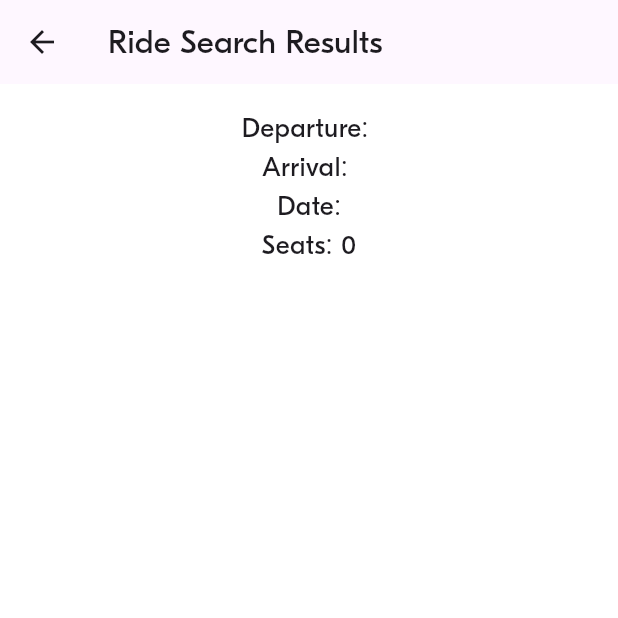
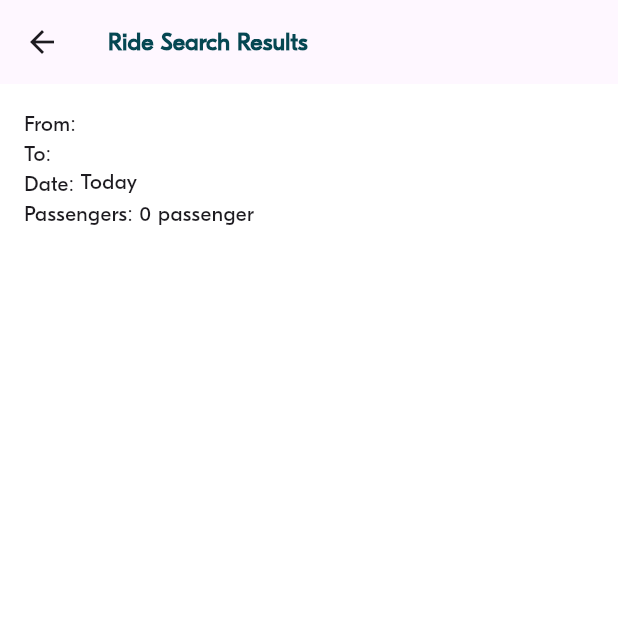
Before and after one commit to Sunly24/Flutter-Term2, a Flutter app: the RideScreen screen opened directly with empty values, on a phone screen of 412 x 824 dp, the top half of it. Run offline on Flutter 3.47's test engine with Material 3 defaults, Android fonts, the phone set to English and light mode, and no system bars; project files that could hold a hidden picture were left out.

Commit message:
BLA-009 - Implement the Date picker

```diff
--- a/blablacar/lib/screens/ride_screen.dart
+++ b/blablacar/lib/screens/ride_screen.dart
@@ -1,4 +1,6 @@
 import 'package:flutter/material.dart';
+import '../theme/theme.dart';
+import 'package:intl/intl.dart';
 
 class RideScreen extends StatelessWidget {
   final String departure;
@@ -14,24 +16,62 @@ class RideScreen extends StatelessWidget {
     required this.seats,
   });
 
+  String _formatDate() {
+    final now = DateTime.now();
+    final tomorrow = DateTime(now.year, now.month, now.day + 1);
+
+    if (date.year == now.year &&
+        date.month == now.month &&
+        date.day == now.day) {
+      return 'Today';
+    }
+
+    if (date.year == now.year &&
+        date.month == now.month &&
+        date.day == tomorrow.day) {
+      return 'Tomorrow';
+    }
+
+    return DateFormat('EEE, MMM d').format(date);
+  }
+
   @override
   Widget build(BuildContext context) {
     return Scaffold(
-      appBar: AppBar(title: Text('Ride Search Results')),
+      appBar: AppBar(
+        title: Text(
+          'Ride Search Results',
+          style: BlaTextStyles.body.copyWith(
+            color: BlaColors.textNormal,
+            fontWeight: FontWeight.bold,
+          ),
+        ),
+      ),
       body: Padding(
-        padding: EdgeInsets.all(16.0),
-        child: Center(
-          child: Column(
-            crossAxisAlignment: CrossAxisAlignment.center,
-            children: [
-              Text('Departure: $departure', style: TextStyle(fontSize: 18)),
-              Text('Arrival: $arrival', style: TextStyle(fontSize: 18)),
-              Text('Date: ${date.toLocal()}'.split(' ')[0],
-                  style: TextStyle(fontSize: 18)),
-              Text('Seats: $seats', style: TextStyle(fontSize: 18)),
-              SizedBox(height: 20),
-            ],
-          ),
+        padding: EdgeInsets.all(BlaSpacings.m),
+        child: Column(
+          crossAxisAlignment: CrossAxisAlignment.start,
+          children: [
+            Text(
+              'From: $departure',
+            ),
+            Text(
+              'To: $arrival',
+            ),
+            Row(
+              children: [
+                Text(
+                  'Date: ',
+                ),
+                Text(
+                  _formatDate(),
+                ),
+              ],
+            ),
+            Text(
+              'Passengers: $seats ${seats > 1 ? 'passengers' : 'passenger'}',
+            ),
+          ],
         ),
       ),
     );
```
Also changed, not shown: blablacar/lib/screens/ride_pref/widgets/date_picker.dart (added, +136 -0 lines), blablacar/lib/screens/ride_pref/widgets/ride_pref_form.dart (+19 -6 lines).
